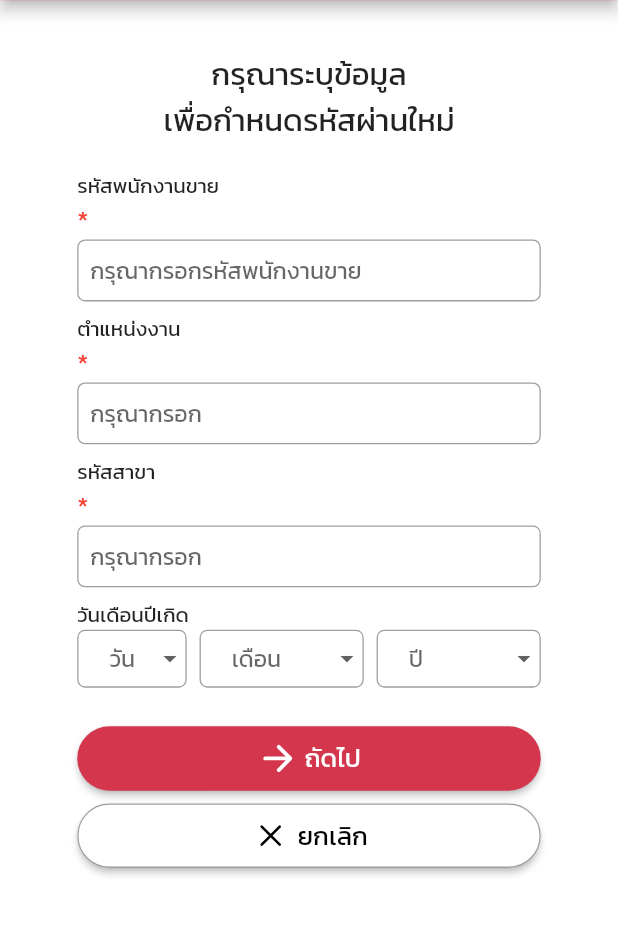
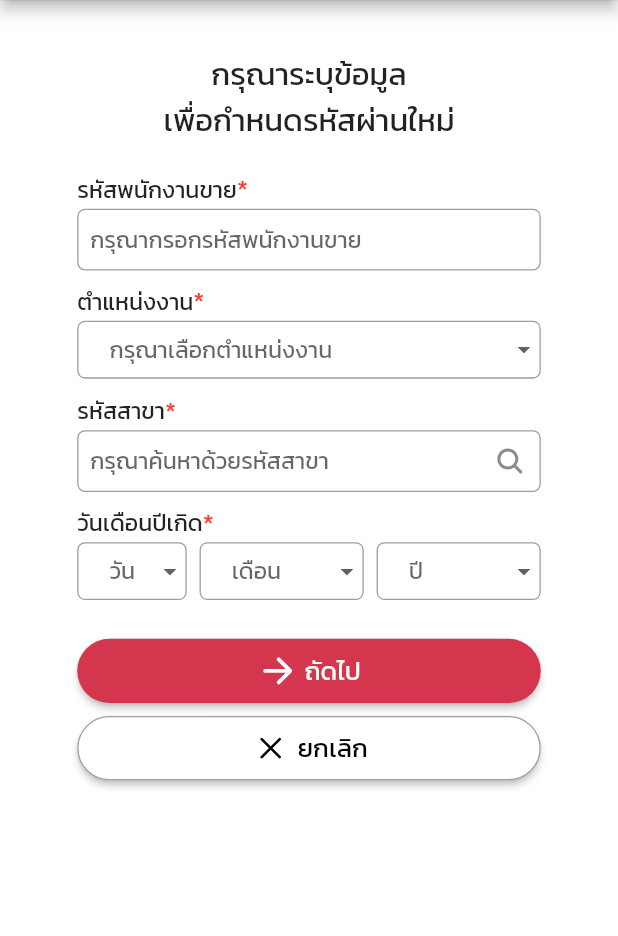
Before and after one commit to ThanapongNN/tms-mobile, a Flutter app: the ForgetPassword screen opened directly, on a phone screen of 412 x 824 dp, the part 72-1008 px from its top. Run offline on Flutter 3.47's test engine with Material 2 defaults, Android fonts, the phone set to English and light mode, and no system bars; drawn by our look-alikes of dropdown_button2; our stand-ins replace carousel_slider, email_validator, expandable, flutter_easyloading, flutter_feather_icons, flutter_svg and 8 more.

Commit message:
validate forget pass

```diff
--- a/lib/pages/account/create_account.dart
+++ b/lib/pages/account/create_account.dart
@@ -8,7 +8,7 @@ import 'package:tms/pages/account/accept_terms.dart';
 import 'package:tms/pages/account/confirm_otp.dart';
 import 'package:tms/theme/color.dart';
 import 'package:tms/utils/constructor.dart';
-import 'package:tms/utils/mask_text_formatter.dart';
+import 'package:tms/utils/text_input_formatter.dart';
 import 'package:tms/widgets/button.dart';
 import 'package:tms/widgets/dropdown.dart';
 import 'package:tms/widgets/form_field.dart';
--- a/lib/pages/account/forget_password.dart
+++ b/lib/pages/account/forget_password.dart
@@ -3,7 +3,9 @@ import 'package:get/get_utils/get_utils.dart';
 import 'package:get/route_manager.dart';
 import 'package:ionicons/ionicons.dart';
 import 'package:tms/pages/account/confirm_otp.dart';
+import 'package:tms/theme/color.dart';
 import 'package:tms/utils/constructor.dart';
+import 'package:tms/utils/text_input_formatter.dart';
 import 'package:tms/widgets/button.dart';
 import 'package:tms/widgets/dropdown.dart';
 import 'package:tms/widgets/form_field.dart';
@@ -22,17 +24,64 @@ class _ForgetPasswordState extends State<ForgetPassword> {
   final GlobalKey<FormState> _formKey = GlobalKey();
 
   final _saleID = TextEditingController();
-  final _job = TextEditingController();
-  final _code = TextEditingController();
+  final _branch = TextEditingController();
+
+  AutovalidateMode _autovalidateMode = AutovalidateMode.disabled;
+
+  bool errorDay = false;
+  bool errorMonth = false;
+  bool errorYear = false;
+  bool errorJob = false;
+
+  Color borderDay = Colors.grey;
+  Color borderMonth = Colors.grey;
+  Color borderYear = Colors.grey;
+  Color borderJob = Colors.grey;
 
   List<String> itemsDays = [], itemsYears = [];
-  String? selectedDay, selectedMonth, selectedYear;
+  final List<String> itemsJobs = ['พนักงานประจำสาขา', 'ผู้จัดการสาขา'];
+
+  String? selectedDay, selectedMonth, selectedYear, selectedJob;
 
   @override
   void initState() {
     super.initState();
     itemsDays = listStringNumber(start: 1, end: 31);
     itemsYears = listStringNumber(start: ((DateTime.now().year + 543) - 100), end: (DateTime.now().year + 543), invert: true);
+  }
+
+  bool _validateForm() {
+    bool isValid = _formKey.currentState!.validate();
+
+    setState(() {
+      _autovalidateMode = AutovalidateMode.onUserInteraction;
+
+      if (selectedDay == null) {
+        borderDay = Colors.red;
+        errorDay = true;
+        isValid = false;
+      }
+
+      if (selectedMonth == null) {
+        borderMonth = Colors.red;
+        errorMonth = true;
+        isValid = false;
+      }
+
+      if (selectedYear == null) {
+        borderYear = Colors.red;
+        errorYear = true;
+        isValid = false;
+      }
+
+      if (selectedJob == null) {
+        borderJob = Colors.red;
+        errorJob = true;
+        isValid = false;
+      }
+    });
+
+    return isValid;
   }
 
   @override
@@ -45,23 +94,76 @@ class _ForgetPasswordState extends State<ForgetPassword> {
           padding: const EdgeInsets.all(20),
           child: Form(
             key: _formKey,
+            autovalidateMode: _autovalidateMode,
             child: Column(crossAxisAlignment: CrossAxisAlignment.start, children: [
               Center(child: text('กรุณาระบุข้อมูล\nเพื่อกำหนดรหัสผ่านใหม่', fontSize: 24, textAlign: TextAlign.center).paddingAll(20)),
               Column(crossAxisAlignment: CrossAxisAlignment.start, children: [
-                text('รหัสพนักงานขาย'),
-                formField(controller: _saleID, hintText: 'กรุณากรอกรหัสพนักงานขาย'),
-                text('ตำแหน่งงาน'),
-                formField(controller: _code, hintText: 'กรุณากรอก'),
-                text('รหัสสาขา'),
-                formField(controller: _job, hintText: 'กรุณากรอก'),
-                text('วันเดือนปีเกิด'),
+                formField(
+                  controller: _saleID,
+                  textLable: 'รหัสพนักงานขาย',
+                  hintText: 'กรุณากรอกรหัสพนักงานขาย',
+                  maxLength: 8,
+                  keyboardType: TextInputType.number,
+                  inputFormatters: [TextInputFormatter.filterInputNumber],
+                  validator: (value) {
+                    if (value!.isEmpty) {
+                      return 'กรุณาระบุรหัสพนักงานขาย\n';
+                    }
+                    return null;
+                  },
+                ),
+                Column(crossAxisAlignment: CrossAxisAlignment.start, children: [
+                  Row(children: [
+                    text('ตำแหน่งงาน', fontSize: 18),
+                    text('*', fontSize: 20, color: Colors.red),
+                  ]),
+                  Row(children: [
+                    dropdown(
+                      hint: 'กรุณาเลือกตำแหน่งงาน',
+                      items: itemsJobs,
+                      selectedValue: selectedJob,
+                      borderColor: borderJob,
+                      onChanged: (job) {
+                        setState(() {
+                          borderJob = Colors.grey;
+                          errorJob = false;
+                          selectedJob = job;
+                        });
+                      },
+                    ),
+                  ]),
+                  if (errorJob) text('กรุณาตำแหน่งงาน', color: ThemeColor.primaryColor, fontSize: 12).paddingOnly(left: 10),
+                ]).paddingOnly(bottom: 10),
+                formField(
+                  controller: _branch,
+                  textLable: 'รหัสสาขา',
+                  hintText: 'กรุณาค้นหาด้วยรหัสสาขา',
+                  suffixIcon: const Icon(Ionicons.search),
+                  validator: (value) {
+                    if (value!.isEmpty) {
+                      return 'กรุณาระบุรหัสสาขาปฏิบัติงาน\n';
+                    }
+                    return null;
+                  },
+                ),
+                Row(children: [
+                  text('วันเดือนปีเกิด', fontSize: 18),
+                  text('*', fontSize: 20, color: Colors.red),
+                ]),
                 Row(children: [
                   dropdown(
                     flex: 2,
                     hint: 'วัน',
                     items: itemsDays,
                     selectedValue: selectedDay,
-                    onChanged: (day) => setState(() => selectedDay = day),
+                    borderColor: borderDay,
+                    onChanged: (day) {
+                      setState(() {
+                        borderDay = Colors.grey;
+                        errorDay = false;
+                        selectedDay = day;
+                      });
+                    },
                   ),
                   const SizedBox(width: 10),
                   dropdown(
@@ -69,6 +171,7 @@ class _ForgetPasswordState extends State<ForgetPassword> {
                     hint: 'เดือน',
                     items: itemsMonths,
                     selectedValue: selectedMonth,
+                    borderColor: borderMonth,
                     onChanged: (month) {
                       int year = DateTime.now().year;
                       if (selectedYear != null) year = (int.parse(selectedYear!) - 543);
@@ -79,7 +182,11 @@ class _ForgetPasswordState extends State<ForgetPassword> {
                       }
                       itemsDays = listStringNumber(start: 1, end: endDay);
 
-                      setState(() => selectedMonth = month);
+                      setState(() {
+                        borderMonth = Colors.grey;
+                        errorMonth = false;
+                        selectedMonth = month;
+                      });
                     },
                   ),
                   const SizedBox(width: 10),
@@ -88,6 +195,7 @@ class _ForgetPasswordState extends State<ForgetPassword> {
                     hint: 'ปี',
                     items: itemsYears,
                     selectedValue: selectedYear,
+                    borderColor: borderYear,
                     onChanged: (year) {
                       if (selectedMonth != null) {
                         int mouth = (itemsMonths.indexOf(selectedMonth!) + 2);
@@ -98,18 +206,47 @@ class _ForgetPasswordState extends State<ForgetPassword> {
                         itemsDays = listStringNumber(start: 1, end: endDay);
                       }
 
-                      setState(() => selectedYear = year);
+                      setState(() {
+                        borderYear = Colors.grey;
+                        errorYear = false;
+                        selectedYear = year;
+                      });
                     },
+                  ),
+                ]),
+                Row(children: [
+                  Expanded(
+                    flex: 2,
+                    child: errorDay
+                        ? text('กรุณาเลือกวัน', color: ThemeColor.primaryColor, fontSize: 12).paddingOnly(left: 10)
+                        : const SizedBox.shrink(),
+                  ),
+                  const SizedBox(width: 10),
+                  Expanded(
+                    flex: 3,
+                    child: errorMonth
+                        ? text('กรุณาเลือกเดือน', color: ThemeColor.primaryColor, fontSize: 12).paddingOnly(left: 10)
+                        : const SizedBox.shrink(),
+                  ),
+                  const SizedBox(width: 10),
+                  Expanded(
+                    flex: 3,
+                    child: errorYear
+                        ? text('กรุณาเลือกปี', color: ThemeColor.primaryColor, fontSize: 12).paddingOnly(left: 10)
+                        : const SizedBox.shrink(),
                   ),
                 ]).paddingOnly(bottom: 10),
                 const SizedBox(height: 20),
                 button(
                   text: 'ถัดไป',
                   icon: Ionicons.arrow_forward_outline,
-                  onPressed: () => navigatorTo(
-                    () => const ConfirmOTP(titleAppbar: 'ลืมรหัสผ่าน', titleBody: 'ยืนยันการสร้างรหัสผ่านใหม่'),
-                    transition: Transition.rightToLeft,
-                  ),
+                  onPressed: () {
+                    // print(_validateForm());
+                    navigatorTo(
+                      () => const ConfirmOTP(titleAppbar: 'ลืมรหัสผ่าน', titleBody: 'ยืนยันการสร้างรหัสผ่านใหม่'),
+                      transition: Transition.rightToLeft,
+                    );
+                  },
                 ),
                 const SizedBox(height: 10),
                 button(text: 'ยกเลิก', icon: Ionicons.close_outline, outline: true),
--- a/lib/pages/login.dart
+++ b/lib/pages/login.dart
@@ -4,7 +4,7 @@ import 'package:ionicons/ionicons.dart';
 import 'package:tms/pages/account/create_account.dart';
 import 'package:tms/pages/account/forget_password.dart';
 import 'package:tms/pages/menu.dart';
-import 'package:tms/utils/mask_text_formatter.dart';
+import 'package:tms/utils/text_input_formatter.dart';
 import 'package:tms/widgets/form_field.dart';
 import 'package:tms/widgets/navigator.dart';
 import 'package:tms/widgets/text.dart';
```
Also changed, not shown: lib/pages/account/new_password.dart (+4 -6 lines), lib/utils/text_input_formatter.dart (renamed from lib/utils/mask_text_formatter.dart).
